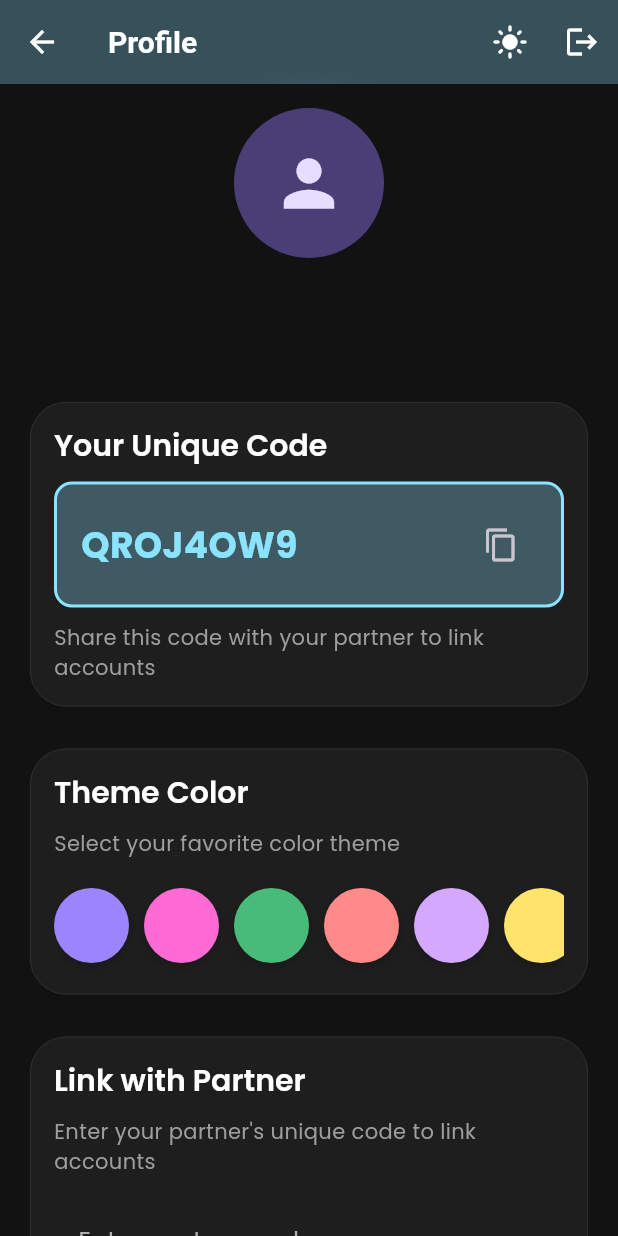
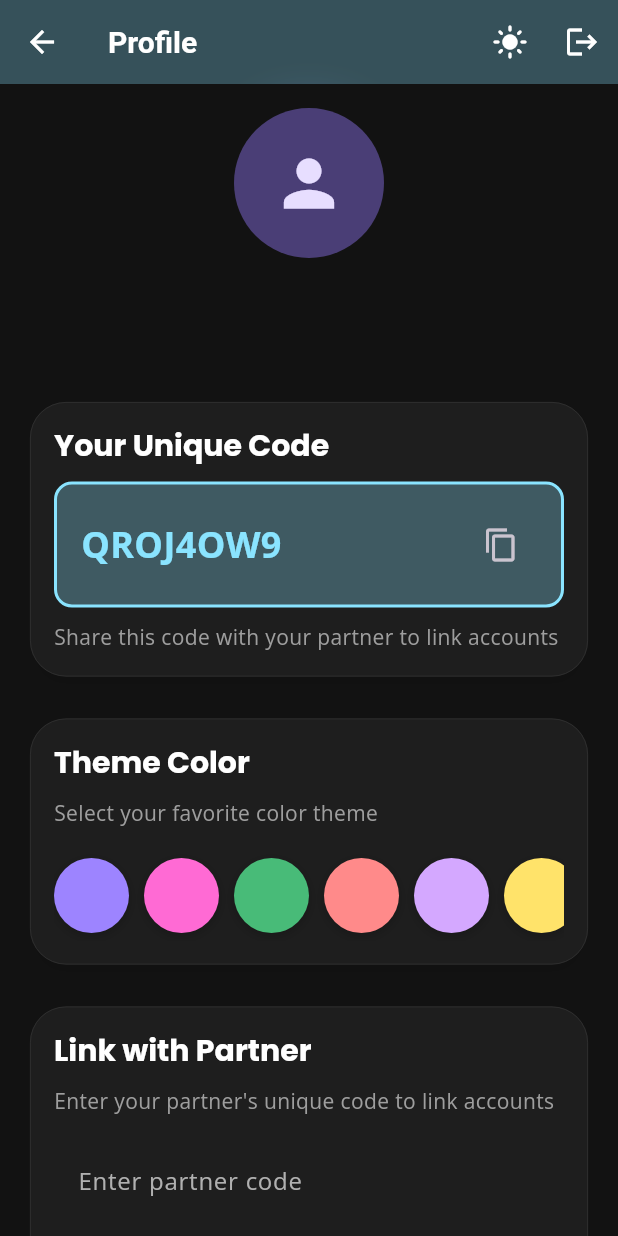
Before and after one commit to ayushdhiman-py/HabitHeartsFlutter, a Flutter app: the ProfileScreen screen opened directly, after a tap on the "dark mode" icon, on a phone screen of 412 x 824 dp. Run offline on Flutter 3.47's test engine with Material 3 defaults, Android fonts, the phone set to English and light mode, and no system bars; our stand-ins replace confetti, firebase_auth, firebase_core, flutter_slidable, google_fonts, google_sign_in and 2 more; accounts and stored records are empty; network calls fail.

Commit message:
fix : spacing and fontfamily

```diff
--- a/habit_hearts/lib/main.dart
+++ b/habit_hearts/lib/main.dart
@@ -2,6 +2,7 @@ import 'package:flutter/material.dart';
 import 'package:flutter/services.dart';
 import 'package:firebase_core/firebase_core.dart';
 import 'package:provider/provider.dart';
+import 'package:google_fonts/google_fonts.dart';
 import 'firebase_options.dart';
 import 'providers/habit_hearts_auth_provider.dart';
 import 'providers/theme_provider.dart';
--- a/habit_hearts/lib/screens/home_screen.dart
+++ b/habit_hearts/lib/screens/home_screen.dart
@@ -3,6 +3,7 @@ import '../widgets/lottie_header_animation.dart';
 import 'package:flutter/material.dart';
 import 'package:flutter/services.dart';
 import 'package:provider/provider.dart';
+import 'package:google_fonts/google_fonts.dart';
 import '../providers/theme_provider.dart';
 import '../providers/dark_mode_provider.dart';
 import 'package:intl/intl.dart';
@@ -32,8 +33,6 @@ class _HomeScreenState extends State<HomeScreen> {
   DateTime _selectedDate = DateTime.now();
   bool _isLoading = true;
   List<Task> _tasks = [];
-  int _currentStreak = 5; // Sample streak data
-  int _longestStreak = 12; // Sample streak data
   final GlobalKey<_DateCarouselState> _dateCarouselKey = GlobalKey<_DateCarouselState>();
 
   @override
@@ -201,7 +200,7 @@ class _HomeScreenState extends State<HomeScreen> {
                         ],
                       ),
 
-                      const SizedBox(height: 10),
+                      const SizedBox(height: 2),
 
                   // Date Carousel with better styling
                       _DateCarousel(
@@ -215,44 +214,11 @@ class _HomeScreenState extends State<HomeScreen> {
                           _loadTasksForDate(date);
                         },
                       ),
-                  const SizedBox(height: 20),
-
-                  // Streak Indicator
-                  Container(
-                    padding: const EdgeInsets.all(16),
-                    decoration: BoxDecoration(
-                      color: AppColors.electricBlue.withOpacity(0.1),
-                      borderRadius: BorderRadius.circular(16),
-                      border: Border.all(
-                        color: AppColors.electricBlue,
-                        width: 1,
-                      ),
-                    ),
-                    child: Row(
-                      mainAxisAlignment: MainAxisAlignment.spaceAround,
-                      children: [
-                        _StreakIndicator(
-                          title: 'Current Streak',
-                          value: _currentStreak,
-                          icon: Icons.local_fire_department,
-                          color: AppColors.electricGreen,
-                        ),
-                        _StreakIndicator(
-                          title: 'Longest Streak',
-                          value: _longestStreak,
-                          icon: Icons.emoji_events,
-                          color: AppColors.vibrantOrange,
-                        ),
-                      ],
-                    ),
-                  ),
-                  const SizedBox(height: 20),
+                  const SizedBox(height: 5),
 
                   // Tasks Section
                   Row(
                     mainAxisAlignment: MainAxisAlignment.spaceBetween,
-                    children: [
-                      Row(
                     children: [
                       const Text(
                         'Your Tasks',
@@ -261,24 +227,6 @@ class _HomeScreenState extends State<HomeScreen> {
                           fontWeight: FontWeight.bold,
                         ),
                       ),
-                          const SizedBox(width: 8),
-                          SizedBox(
-                            width: 64,
-                            height: 64,
-                            child: Lottie.asset(
-                              'assets/animations/calendar.json',
-                              fit: BoxFit.contain,
-                              errorBuilder: (context, error, stackTrace) {
-                                // If the Lottie file fails, show a fallback icon
-                                return const Icon(
-                                  Icons.calendar_today,
-                                  size: 48,
-                                );
-                              },
-                            ),
-                          ),
-                        ],
-                      ),
                       Text(
                         '${_tasks.where((task) => !task.completed).length} pending',
                         style: const TextStyle(
@@ -288,6 +236,7 @@ class _HomeScreenState extends State<HomeScreen> {
                       ),
                     ],
                   ),
+                  const SizedBox(height: 10), // Add consistent spacing after title
                   _isLoading
                       ? const _TaskListSkeleton._()
                       : _TaskList(
@@ -374,7 +323,7 @@ class _HomeScreenState extends State<HomeScreen> {
                           },
                         ),
 
-                  const SizedBox(height: 35), // Increased from 15 to 35
+                  const SizedBox(height: 10), // Reduced from 35 to 10 for consistency
 
                   // Goals Section
                   const Text(
@@ -572,8 +521,8 @@ class _Header extends StatelessWidget {
           mainAxisAlignment: MainAxisAlignment.center,
           children: [
             Text(
-              'Hi, ${getGreeting()} ${authProvider.user?.displayName ?? ''}',
-              style: const TextStyle(
+              'HI, ${getGreeting().toUpperCase()} ${authProvider.user?.displayName?.toUpperCase() ?? ''}',
+              style: GoogleFonts.poppins(
                 color: Colors.white,
                 fontSize: 20,
                 fontWeight: FontWeight.bold,
@@ -622,7 +571,7 @@ class _DateCarouselState extends State<_DateCarousel> {
   @override
   Widget build(BuildContext context) {
     return SizedBox(
-      height: 80, // Reduced from 100 to 80
+      height: 100,
       child: PageView.builder(
         controller: _pageController,
         onPageChanged: (index) {
@@ -643,7 +592,7 @@ class _DateCarouselState extends State<_DateCarousel> {
               widget.onDateSelected(date);
             },
             child: Container(
-              margin: const EdgeInsets.symmetric(horizontal: 2), // Reduced margin for more items
+              margin: const EdgeInsets.symmetric(horizontal: 8),
               child: Column(
                 mainAxisAlignment: MainAxisAlignment.center,
                 children: [
@@ -651,49 +600,56 @@ class _DateCarouselState extends State<_DateCarousel> {
                   Text(
                     _getWeekday(date),
                     style: TextStyle(
-                      color: isSelected ? AppColors.electricBlue : Colors.grey,
-                      fontSize: 12, // Reduced font size
+                      color: isSelected ? AppColors.electricBlue : Theme.of(context).textTheme.bodyMedium?.color?.withOpacity(0.6),
+                      fontSize: 14,
                       fontWeight: isSelected ? FontWeight.bold : FontWeight.normal,
                     ),
                   ),
-                  const SizedBox(height: 6), // Reduced spacing
-                  // Oval container with date inside a circle
-                  Container(
-                    width: 45, // Reduced width
-                    height: 30, // Reduced height
+                  const SizedBox(height: 8),
+                  // Date circle with improved design
+                  AnimatedContainer(
+                    duration: const Duration(milliseconds: 200),
+                    width: 48,
+                    height: 48,
                     decoration: BoxDecoration(
                       color: isSelected
-                          ? AppColors.electricBlue.withOpacity(0.1)
+                          ? AppColors.electricBlue
+                          : Theme.of(context).brightness == Brightness.dark
+                              ? Colors.grey[800]
                               : Colors.grey[100],
-                      borderRadius: BorderRadius.circular(15), // Adjusted for smaller size
-                      border: Border.all(
-                        color: isSelected ? AppColors.electricBlue : Colors.grey[300]!,
-                        width: 1,
-                      ),
-                    ),
-                    child: Center(
-                      child: Container(
-                        width: 24, // Reduced width
-                        height: 24, // Reduced height
-                        decoration: BoxDecoration(
-                          color: isSelected ? AppColors.electricBlue : Colors.white,
                       shape: BoxShape.circle,
-                          border: Border.all(
-                            color: isSelected ? AppColors.electricBlue : Colors.grey[300]!,
-                            width: 1,
-                          ),
+                      boxShadow: isSelected
+                          ? [
+                              BoxShadow(
+                                color: AppColors.electricBlue.withOpacity(0.3),
+                                blurRadius: 8,
+                                offset: const Offset(0, 4),
+                              ),
+                            ]
+                          : [],
                     ),
                     child: Center(
                       child: Text(
                         '${date.day}',
                         style: TextStyle(
-                              color: isSelected ? Colors.white : Colors.black,
-                              fontSize: 14, // Reduced font size
+                          color: isSelected
+                              ? Colors.white
+                              : Theme.of(context).textTheme.bodyLarge?.color,
+                          fontSize: 18,
                           fontWeight: isSelected ? FontWeight.bold : FontWeight.normal,
                         ),
                       ),
                     ),
                   ),
+                  const SizedBox(height: 4),
+                  // Show month for first day of month
+                  if (date.day == 1)
+                    Text(
+                      DateFormat('MMM').format(date),
+                      style: TextStyle(
+                        color: isSelected ? AppColors.electricBlue : Theme.of(context).textTheme.bodySmall?.color,
+                        fontSize: 10,
+                        fontWeight: isSelected ? FontWeight.bold : FontWeight.normal,
                       ),
                     ),
                 ],
@@ -1175,56 +1131,6 @@ class _HandwritingUnderlineAnimation extends StatefulWidget {
       _HandwritingUnderlineAnimationState();
 }
 
-// Streak Indicator Widget
-class _StreakIndicator extends StatelessWidget {
-  final String title;
-  final int value;
-  final IconData icon;
-  final Color color;
-
-  const _StreakIndicator({
-    required this.title,
-    required this.value,
-    required this.icon,
-    required this.color,
-  });
-
-  @override
-  Widget build(BuildContext context) {
-    return Column(
-      children: [
-        Container(
-          padding: const EdgeInsets.all(12),
-          decoration: BoxDecoration(
-            color: color.withOpacity(0.1),
-            shape: BoxShape.circle,
-          ),
-          child: Icon(
-            icon,
-            color: color,
-            size: 24,
-          ),
-        ),
-        const SizedBox(height: 8),
-        Text(
-          '$value',
-          style: const TextStyle(
-            fontSize: 20,
-            fontWeight: FontWeight.bold,
-          ),
-        ),
-        Text(
-          title,
-          style: const TextStyle(
-            fontSize: 12,
-            color: Colors.grey,
-          ),
-        ),
-      ],
-    );
-  }
-}
-
 class _HandwritingUnderlineAnimationState
     extends State<_HandwritingUnderlineAnimation>
     with SingleTickerProviderStateMixin {
--- a/habit_hearts/lib/theme/app_theme.dart
+++ b/habit_hearts/lib/theme/app_theme.dart
@@ -1,5 +1,6 @@
 import 'package:flutter/material.dart';
 import 'package:flutter/services.dart';
+import 'package:google_fonts/google_fonts.dart';
 
 class AppColors {
   // Modern gradient color palette with soft, friendly tones
@@ -58,16 +59,30 @@ class AppTheme {
         secondary: AppColors.hotPink,
       ),
       scaffoldBackgroundColor: AppColors.lightBackground,
-      fontFamily: 'Poppins',
+      textTheme: TextTheme(
+        // Headings with Poppins (modern and clean)
+        headlineLarge: GoogleFonts.poppins(fontSize: 32, fontWeight: FontWeight.bold, color: AppColors.textColor),
+        headlineMedium: GoogleFonts.poppins(fontSize: 24, fontWeight: FontWeight.bold, color: AppColors.textColor),
+        headlineSmall: GoogleFonts.poppins(fontSize: 20, fontWeight: FontWeight.bold, color: AppColors.textColor),
+        titleLarge: GoogleFonts.poppins(fontSize: 20, fontWeight: FontWeight.bold, color: AppColors.textColor),
+        titleMedium: GoogleFonts.poppins(fontSize: 18, fontWeight: FontWeight.bold, color: AppColors.textColor),
+        titleSmall: GoogleFonts.poppins(fontSize: 16, fontWeight: FontWeight.bold, color: AppColors.textColor),
+        // Body text with Open Sans (highly readable and professional)
+        bodyLarge: GoogleFonts.openSans(fontSize: 16, color: AppColors.textColor),
+        bodyMedium: GoogleFonts.openSans(fontSize: 14, color: AppColors.secondaryTextColor),
+        bodySmall: GoogleFonts.openSans(fontSize: 12, color: AppColors.secondaryTextColor),
+        labelLarge: GoogleFonts.openSans(fontSize: 16, fontWeight: FontWeight.bold),
+        labelMedium: GoogleFonts.openSans(fontSize: 14),
+        labelSmall: GoogleFonts.openSans(fontSize: 12),
+      ),
       appBarTheme: AppBarTheme(
         backgroundColor: AppColors.lightBackground,
         foregroundColor: AppColors.textColor,
         elevation: 0,
-        titleTextStyle: const TextStyle(
+        titleTextStyle: GoogleFonts.poppins(
           fontSize: 20,
-          fontWeight: FontWeight.w600,
+          fontWeight: FontWeight.bold,
           color: AppColors.textColor,
-          fontFamily: 'Poppins',
         ),
         systemOverlayStyle: SystemUiOverlayStyle.dark,
       ),
@@ -76,21 +91,17 @@ class AppTheme {
         selectedItemColor: AppColors.electricBlue,
         unselectedItemColor: AppColors.secondaryTextColor,
         elevation: 0,
-        selectedLabelStyle: const TextStyle(
-          fontWeight: FontWeight.w600,
-          fontFamily: 'Poppins',
+        selectedLabelStyle: GoogleFonts.poppins(
+          fontWeight: FontWeight.bold,
         ),
-        unselectedLabelStyle: const TextStyle(
-          fontFamily: 'Poppins',
-        ),
+        unselectedLabelStyle: GoogleFonts.poppins(),
       ),
       elevatedButtonTheme: ElevatedButtonThemeData(
         style: ElevatedButton.styleFrom(
           backgroundColor: AppColors.electricBlue,
           foregroundColor: Colors.white,
-          textStyle: const TextStyle(
-            fontWeight: FontWeight.w600,
-            fontFamily: 'Poppins',
+          textStyle: GoogleFonts.poppins(
+            fontWeight: FontWeight.bold,
           ),
           elevation: 4,
           shape: RoundedRectangleBorder(
@@ -102,9 +113,8 @@ class AppTheme {
       textButtonTheme: TextButtonThemeData(
         style: TextButton.styleFrom(
           foregroundColor: AppColors.electricBlue,
-          textStyle: const TextStyle(
-            fontWeight: FontWeight.w600,
-            fontFamily: 'Poppins',
+          textStyle: GoogleFonts.poppins(
+            fontWeight: FontWeight.bold,
           ),
         ),
       ),
@@ -118,47 +128,6 @@ class AppTheme {
             color: AppColors.borderColor,
             width: 0.5,
           ),
-        ),
-      ),
-      textTheme: TextTheme(
-        headlineLarge: const TextStyle(
-          fontSize: 32,
-          fontWeight: FontWeight.bold,
-          color: AppColors.textColor,
-          fontFamily: 'Poppins',
-        ),
-        headlineMedium: const TextStyle(
-          fontSize: 24,
-          fontWeight: FontWeight.w600,
-          color: AppColors.textColor,
-          fontFamily: 'Poppins',
-        ),
-        headlineSmall: const TextStyle(
-          fontSize: 20,
-          fontWeight: FontWeight.w600,
-          color: AppColors.textColor,
-          fontFamily: 'Poppins',
-        ),
-        titleMedium: const TextStyle(
-          fontSize: 18,
-          fontWeight: FontWeight.w500,
-          color: AppColors.textColor,
-          fontFamily: 'Poppins',
-        ),
-        bodyLarge: const TextStyle(
-          fontSize: 16,
-          color: AppColors.textColor,
-          fontFamily: 'Poppins',
-        ),
-        bodyMedium: const TextStyle(
-          fontSize: 14,
-          color: AppColors.secondaryTextColor,
-          fontFamily: 'Poppins',
-        ),
-        labelLarge: const TextStyle(
-          fontSize: 16,
-          fontWeight: FontWeight.w500,
-          fontFamily: 'Poppins',
         ),
       ),
       inputDecorationTheme: InputDecorationTheme(
@@ -176,9 +145,8 @@ class AppTheme {
           borderRadius: BorderRadius.circular(16),
           borderSide: BorderSide.none,
         ),
-        hintStyle: const TextStyle(
+        hintStyle: GoogleFonts.openSans(
           color: AppColors.secondaryTextColor,
-          fontFamily: 'Poppins',
         ),
       ),
     );
@@ -195,16 +163,30 @@ class AppTheme {
         brightness: Brightness.dark,
       ),
       scaffoldBackgroundColor: AppColors.darkBackground,
-      fontFamily: 'Poppins',
+      textTheme: TextTheme(
+        // Headings with Poppins (modern and clean)
+        headlineLarge: GoogleFonts.poppins(fontSize: 32, fontWeight: FontWeight.bold, color: AppColors.darkTextColor),
+        headlineMedium: GoogleFonts.poppins(fontSize: 24, fontWeight: FontWeight.bold, color: AppColors.darkTextColor),
+        headlineSmall: GoogleFonts.poppins(fontSize: 20, fontWeight: FontWeight.bold, color: AppColors.darkTextColor),
+        titleLarge: GoogleFonts.poppins(fontSize: 20, fontWeight: FontWeight.bold, color: AppColors.darkTextColor),
+        titleMedium: GoogleFonts.poppins(fontSize: 18, fontWeight: FontWeight.bold, color: AppColors.darkTextColor),
+        titleSmall: GoogleFonts.poppins(fontSize: 16, fontWeight: FontWeight.bold, color: AppColors.darkTextColor),
+        // Body text with Open Sans (highly readable and professional)
+        bodyLarge: GoogleFonts.openSans(fontSize: 16, color: AppColors.darkTextColor),
+        bodyMedium: GoogleFonts.openSans(fontSize: 14, color: AppColors.darkSecondaryTextColor),
+        bodySmall: GoogleFonts.openSans(fontSize: 12, color: AppColors.darkSecondaryTextColor),
+        labelLarge: GoogleFonts.openSans(fontSize: 16, fontWeight: FontWeight.bold),
+        labelMedium: GoogleFonts.openSans(fontSize: 14),
+        labelSmall: GoogleFonts.openSans(fontSize: 12),
+      ),
       appBarTheme: AppBarTheme(
         backgroundColor: AppColors.darkBackground,
         foregroundColor: AppColors.darkTextColor,
         elevation: 0,
-        titleTextStyle: const TextStyle(
+        titleTextStyle: GoogleFonts.poppins(
           fontSize: 20,
-          fontWeight: FontWeight.w600,
+          fontWeight: FontWeight.bold,
           color: AppColors.darkTextColor,
-          fontFamily: 'Poppins',
         ),
         systemOverlayStyle: SystemUiOverlayStyle.light,
       ),
@@ -213,21 +195,17 @@ class AppTheme {
         selectedItemColor: AppColors.electricBlue,
         unselectedItemColor: AppColors.darkSecondaryTextColor,
         elevation: 0,
-        selectedLabelStyle: const TextStyle(
-          fontWeight: FontWeight.w600,
-          fontFamily: 'Poppins',
+        selectedLabelStyle: GoogleFonts.poppins(
+          fontWeight: FontWeight.bold,
         ),
-        unselectedLabelStyle: const TextStyle(
-          fontFamily: 'Poppins',
-        ),
+        unselectedLabelStyle: GoogleFonts.poppins(),
       ),
       elevatedButtonTheme: ElevatedButtonThemeData(
         style: ElevatedButton.styleFrom(
           backgroundColor: AppColors.electricBlue,
           foregroundColor: Colors.white,
-          textStyle: const TextStyle(
-            fontWeight: FontWeight.w600,
-            fontFamily: 'Poppins',
+          textStyle: GoogleFonts.poppins(
+            fontWeight: FontWeight.bold,
           ),
           elevation: 4,
           shape: RoundedRectangleBorder(
@@ -239,9 +217,8 @@ class AppTheme {
       textButtonTheme: TextButtonThemeData(
         style: TextButton.styleFrom(
           foregroundColor: AppColors.electricBlue,
-          textStyle: const TextStyle(
-            fontWeight: FontWeight.w600,
-            fontFamily: 'Poppins',
+          textStyle: GoogleFonts.poppins(
+            fontWeight: FontWeight.bold,
           ),
         ),
       ),
@@ -255,47 +232,6 @@ class AppTheme {
             color: AppColors.darkBorderColor,
             width: 0.5,
           ),
-        ),
-      ),
-      textTheme: TextTheme(
-        headlineLarge: const TextStyle(
-          fontSize: 32,
-          fontWeight: FontWeight.bold,
-          color: AppColors.darkTextColor,
-          fontFamily: 'Poppins',
-        ),
-        headlineMedium: const TextStyle(
-          fontSize: 24,
-          fontWeight: FontWeight.w600,
-          color: AppColors.darkTextColor,
-          fontFamily: 'Poppins',
-        ),
-        headlineSmall: const TextStyle(
-          fontSize: 20,
-          fontWeight: FontWeight.w600,
-          color: AppColors.darkTextColor,
-          fontFamily: 'Poppins',
-        ),
-        titleMedium: const TextStyle(
-          fontSize: 18,
-          fontWeight: FontWeight.w500,
-          color: AppColors.darkTextColor,
-          fontFamily: 'Poppins',
-        ),
-        bodyLarge: const TextStyle(
-          fontSize: 16,
-          color: AppColors.darkTextColor,
-          fontFamily: 'Poppins',
-        ),
-        bodyMedium: const TextStyle(
-          fontSize: 14,
-          color: AppColors.darkSecondaryTextColor,
-          fontFamily: 'Poppins',
-        ),
-        labelLarge: const TextStyle(
-          fontSize: 16,
-          fontWeight: FontWeight.w500,
-          fontFamily: 'Poppins',
         ),
       ),
       inputDecorationTheme: InputDecorationTheme(
@@ -313,9 +249,8 @@ class AppTheme {
           borderRadius: BorderRadius.circular(16),
           borderSide: BorderSide.none,
         ),
-        hintStyle: const TextStyle(
+        hintStyle: GoogleFonts.openSans(
           color: AppColors.darkSecondaryTextColor,
-          fontFamily: 'Poppins',
         ),
       ),
     );
--- a/habit_hearts/pubspec.yaml
+++ b/habit_hearts/pubspec.yaml
@@ -29,6 +29,7 @@ dependencies:
   lottie: ^3.1.2
   flutter_heatmap_calendar: ^1.0.0
   collection: ^1.18.0
+  google_fonts: ^4.0.4
 
 dev_dependencies:
   flutter_test:
```
Also changed, not shown: habit_hearts/pubspec.lock. Lines whose indentation alone changed are shown as unchanged.
